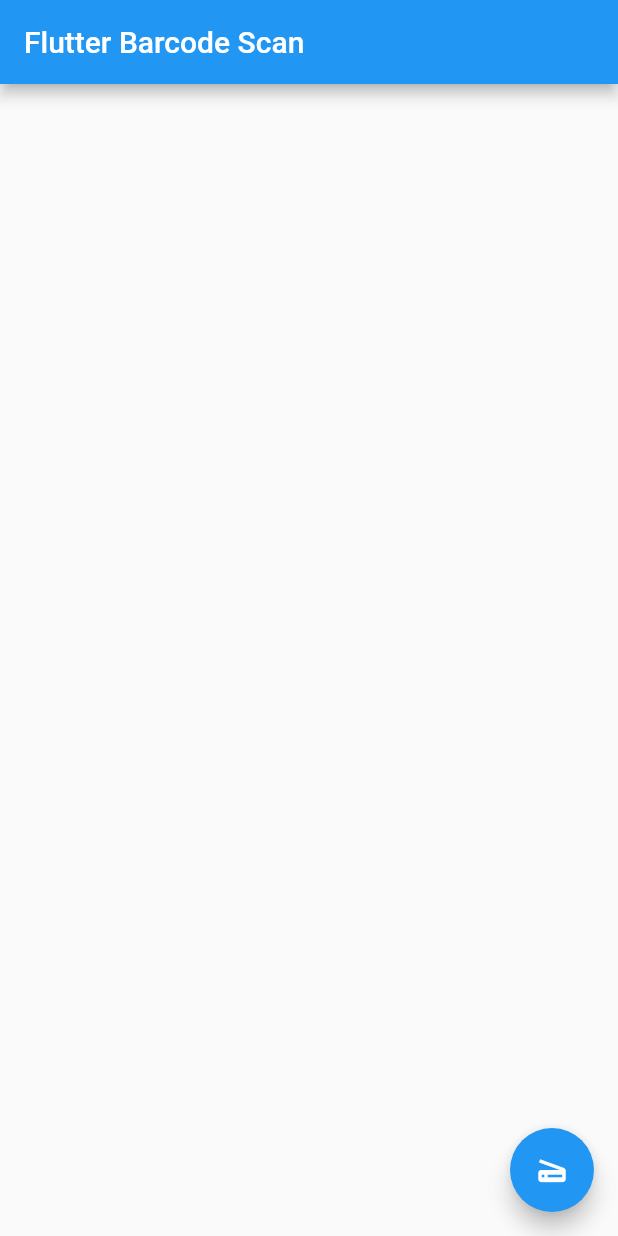
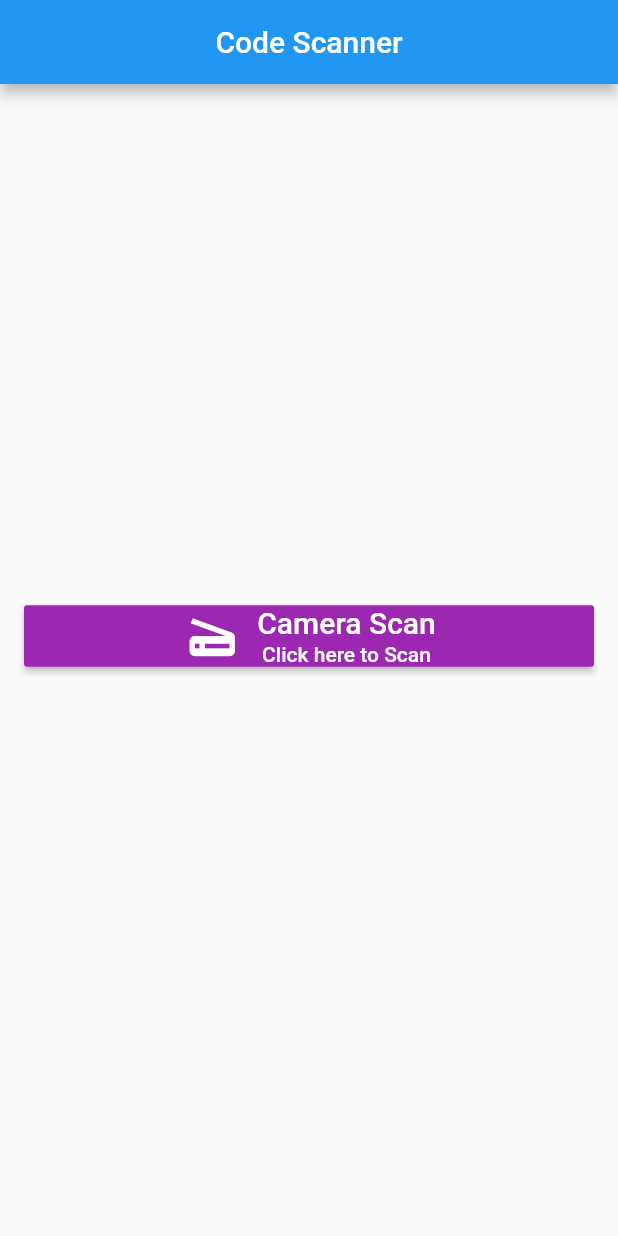
Before and after one commit to tushariiit/barcodeReaderApplication, a Flutter app: the screen it shows after launch, on a phone screen of 412 x 824 dp. Run offline on Flutter 3.47's test engine with Material 2 defaults, Android fonts, the phone set to English and light mode, and no system bars; missing offline and left inert: barcode_scan.

Commit message:
1st commit

```diff
--- a/lib/main.dart
+++ b/lib/main.dart
@@ -24,6 +24,7 @@ class MyHomePage extends StatefulWidget {
 
 class _MyHomePageState extends State<MyHomePage> {
   String barcode = "";
+
   Future scanCode() async {
     try {
       String barcode = await BarcodeScanner.scan();
@@ -41,22 +42,46 @@ class _MyHomePageState extends State<MyHomePage> {
 
   @override
   Widget build(BuildContext context) {
+    var mainAxisAlignment;
     return Scaffold(
       appBar: AppBar(
-        title: Text('Flutter Barcode Scan'),
+        title: Text('Code Scanner'),
+        centerTitle: true,
       ),
-      body: Center(
-        child: Column(
+      body: new Center(
+        child: new Column(
           mainAxisAlignment: MainAxisAlignment.center,
+          crossAxisAlignment: CrossAxisAlignment.stretch,
           children: <Widget>[
-            Text(barcode),
+            Padding(
+              padding: EdgeInsets.symmetric(horizontal: 16.0, vertical: 8.0),
+              child: RaisedButton(
+                color: Colors.purple,
+                textColor: Colors.white,
+                splashColor: Colors.blueGrey,
+                onPressed: scanCode,
+                child: Row(
+                  mainAxisAlignment: MainAxisAlignment.center,
+                  children: <Widget>[
+                    Icon(Icons.scanner, size: 40,),
+                    SizedBox(width: 10,),
+                    Column(
+                      children: <Widget>[
+                        Text('Camera Scan', style: TextStyle(fontSize: 20.0),),
+                        SizedBox(height: 2,),
+                        Text("Click here to Scan")
+                      ],
+                    )
+                  ],
+                ),
+              ),
+            ),
+            Padding(
+              padding: EdgeInsets.symmetric(horizontal: 16.0, vertical: 8.0),
+              child: Text(barcode, textAlign: TextAlign.center,),
+            )
           ],
         ),
-      ),
-      floatingActionButton: FloatingActionButton(
-        onPressed: scanCode,
-        tooltip: 'Scan',
-        child: Icon(Icons.scanner),
       ),
     );
   }
```
Also changed, not shown: pubspec.yaml (+0 -8 lines), pubspec.lock, 2 other files.
